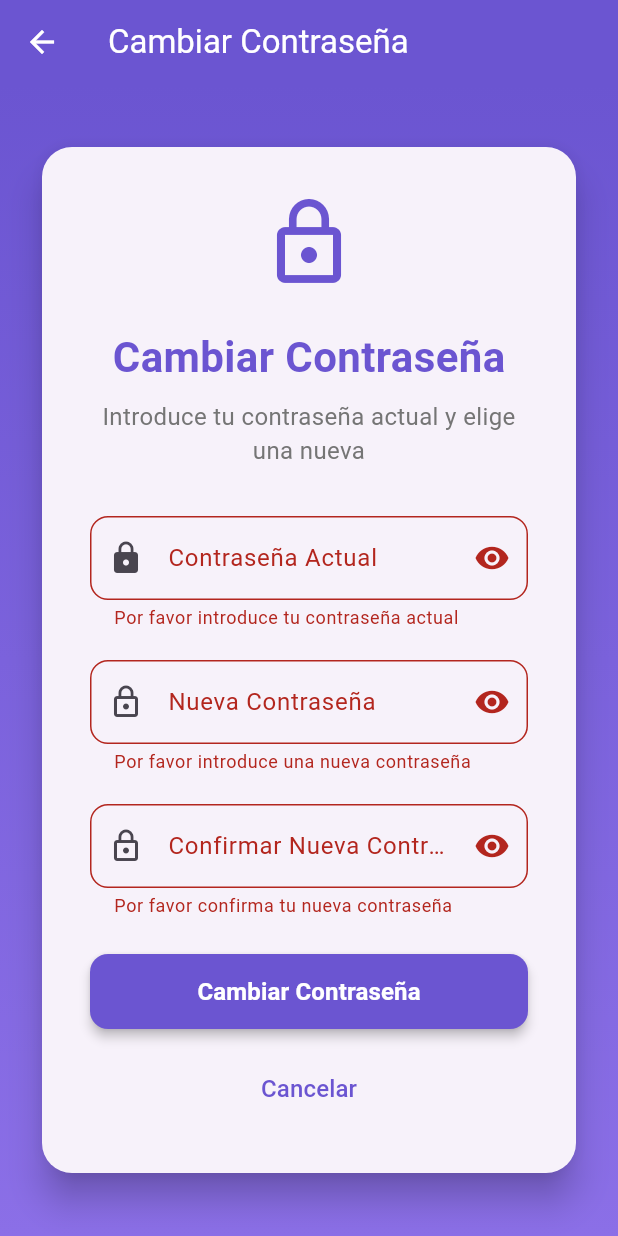
After one commit to JanaCorsellas/AppMobile_G1, a Flutter app: the ChangePasswordScreen screen opened by its route, after a tap on "Cambiar Contraseña", on a phone screen of 412 x 824 dp. The commit adds this screen. Run offline on Flutter 3.47's test engine with Material 3 defaults, Android fonts, the phone set to English and light mode, and no system bars; our stand-ins replace cached_network_image, flutter_cache_manager, flutter_map, geolocator, image_picker, jwt_decoder and 4 more; missing offline and left inert: dart:html; accounts and stored records are empty; network calls fail.

Commit message:
Canvi contraseña

```diff
--- a/flutter_application_1/lib/config/routes.dart
+++ b/flutter_application_1/lib/config/routes.dart
@@ -6,6 +6,7 @@ import 'package:flutter_application_1/screens/activity/activity_list_screen.dart
 import 'package:flutter_application_1/screens/auth/login_screen.dart';
 import 'package:flutter_application_1/screens/auth/register_screen.dart';
 import 'package:flutter_application_1/screens/auth/oauth_success_screen.dart';
+import 'package:flutter_application_1/screens/auth/change_password_screen.dart';
 import 'package:flutter_application_1/screens/user/user_home.dart';
 import 'package:flutter_application_1/screens/user/user_profile.dart';
 import 'package:flutter_application_1/screens/chat/chat_list.dart';
@@ -24,6 +25,7 @@ class AppRoutes {
   static const String oauthSuccess = '/oauth-success';
   static const String userHome = '/user-home';
   static const String userProfile = '/user-profile';
+  static const String changePassword = '/change-password';
   static const String admin = '/admin';
   static const String chatList = '/chat-list';
   static const String chatRoom = '/chat-room';
@@ -35,7 +37,7 @@ class AppRoutes {
   static const String settingsRoute = '/settings';
   static const String followers = '/followers';
   static const String following = '/following';
-    static const String followingActivities = '/following-activities';
+  static const String followingActivities = '/following-activities';
 
   static Route<dynamic> generateRoute(RouteSettings settings) {
     // ===== DEBUG LOGS =====
@@ -63,6 +65,9 @@ class AppRoutes {
         case register:
           print('📱 ROUTE DEBUG: Cargando RegisterScreen');
           return MaterialPageRoute(builder: (_) => const RegisterScreen());
+        case changePassword:
+          print('📱 ROUTE DEBUG: Cargando ChangePasswordScreen');
+          return MaterialPageRoute(builder: (_) => const ChangePasswordScreen());
         case oauthSuccess:
           print('📱 ROUTE DEBUG: ¡CARGANDO OAUTH SUCCESS SCREEN!');
           try {
--- a/flutter_application_1/lib/providers/language_provider.dart
+++ b/flutter_application_1/lib/providers/language_provider.dart
@@ -1846,6 +1846,86 @@ class LanguageProvider with ChangeNotifier {
       'es': 'Promedio',
       'ca': 'Promig',
     },
+'current_password_incorrect': {
+  'en': 'Current password is incorrect',
+  'es': 'La contraseña actual es incorrecta',
+  'ca': 'La contrasenya actual és incorrecta',
+},
+'change_password': {
+  'en': 'Change Password',
+  'es': 'Cambiar Contraseña',
+  'ca': 'Canviar Contrasenya',
+},
+'change_password_subtitle': {
+  'en': 'Enter your current password and choose a new one',
+  'es': 'Introduce tu contraseña actual y elige una nueva',
+  'ca': 'Introdueix la teva contrasenya actual i tria una de nova',
+},
+'current_password': {
+  'en': 'Current Password',
+  'es': 'Contraseña Actual',
+  'ca': 'Contrasenya Actual',
+},
+'current_password_hint': {
+  'en': 'Enter your current password',
+  'es': 'Introduce tu contraseña actual',
+  'ca': 'Introdueix la teva contrasenya actual',
+},
+'current_password_required': {
+  'en': 'Please enter your current password',
+  'es': 'Por favor introduce tu contraseña actual',
+  'ca': 'Si us plau, introdueix la teva contrasenya actual',
+},
+'new_password': {
+  'en': 'New Password',
+  'es': 'Nueva Contraseña',
+  'ca': 'Nova Contrasenya',
+},
+'new_password_hint': {
+  'en': 'Enter your new password',
+  'es': 'Introduce tu nueva contraseña',
+  'ca': 'Introdueix la teva nova contrasenya',
+},
+'new_password_required': {
+  'en': 'Please enter a new password',
+  'es': 'Por favor introduce una nueva contraseña',
+  'ca': 'Si us plau, introdueix una nova contrasenya',
+},
+'confirm_new_password': {
+  'en': 'Confirm New Password',
+  'es': 'Confirmar Nueva Contraseña',
+  'ca': 'Confirmar Nova Contrasenya',
+},
+'confirm_new_password_hint': {
+  'en': 'Confirm your new password',
+  'es': 'Confirma tu nueva contraseña',
+  'ca': 'Confirma la teva nova contrasenya',
+},
+'confirm_password_required': {
+  'en': 'Please confirm your new password',
+  'es': 'Por favor confirma tu nueva contraseña',
+  'ca': 'Si us plau, confirma la teva nova contrasenya',
+},
+'passwords_dont_match': {
+  'en': 'Passwords do not match',
+  'es': 'Las contraseñas no coinciden',
+  'ca': 'Les contrasenyes no coincideixen',
+},
+'password_changed_success': {
+  'en': 'Password changed successfully',
+  'es': 'Contraseña cambiada con éxito',
+  'ca': 'Contrasenya canviada amb èxit',
+},
+'password_change_error': {
+  'en': 'Error changing password',
+  'es': 'Error al cambiar la contraseña',
+  'ca': 'Error en canviar la contrasenya',
+},
+'change_password_button': {
+  'en': 'Change Password',
+  'es': 'Cambiar Contraseña',
+  'ca': 'Canviar Contrasenya',
+},
     'filters_and_sorting': {
       'en': 'Filters and Sorting',
       'es': 'Filtros y Ordenamiento',
--- /dev/null
+++ b/flutter_application_1/lib/screens/auth/change_password_screen.dart
@@ -0,0 +1,360 @@
+import 'package:flutter/material.dart';
+import 'package:provider/provider.dart';
+import 'package:flutter_application_1/services/auth_service.dart';
+import 'package:flutter_application_1/extensions/string_extensions.dart';
+
+class ChangePasswordScreen extends StatefulWidget {
+  const ChangePasswordScreen({Key? key}) : super(key: key);
+
+  @override
+  _ChangePasswordScreenState createState() => _ChangePasswordScreenState();
+}
+
+class _ChangePasswordScreenState extends State<ChangePasswordScreen> {
+  final _formKey = GlobalKey<FormState>();
+  final TextEditingController _currentPasswordController = TextEditingController();
+  final TextEditingController _newPasswordController = TextEditingController();
+  final TextEditingController _confirmPasswordController = TextEditingController();
+
+  bool _isLoading = false;
+  bool _obscureCurrentPassword = true;
+  bool _obscureNewPassword = true;
+  bool _obscureConfirmPassword = true;
+  String _errorMessage = '';
+
+  @override
+  void dispose() {
+    _currentPasswordController.dispose();
+    _newPasswordController.dispose();
+    _confirmPasswordController.dispose();
+    super.dispose();
+  }
+
+  Future<void> _changePassword() async {
+    if (!_formKey.currentState!.validate()) {
+      return;
+    }
+
+    // Verificar que las nuevas contraseñas coinciden
+    if (_newPasswordController.text != _confirmPasswordController.text) {
+      setState(() {
+        _errorMessage = 'passwords_dont_match'.tr(context);
+      });
+      return;
+    }
+
+    setState(() {
+      _isLoading = true;
+      _errorMessage = '';
+    });
+
+    try {
+      final authService = Provider.of<AuthService>(context, listen: false);
+      final success = await authService.changePassword(
+        _currentPasswordController.text,
+        _newPasswordController.text,
+      );
+
+      if (success) {
+        // Limpiar los campos de contraseña
+        _currentPasswordController.clear();
+        _newPasswordController.clear();
+        _confirmPasswordController.clear();
+
+        ScaffoldMessenger.of(context).showSnackBar(
+          SnackBar(
+            content: Text('password_changed_success'.tr(context)),
+            backgroundColor: Colors.green,
+            duration: Duration(seconds: 3),
+          ),
+        );
+        // NO hacer Navigator.pop(context) - quedarse en la pantalla
+      } else {
+        setState(() {
+          _errorMessage = authService.error.isNotEmpty
+              ? authService.error
+              : 'password_change_error'.tr(context);
+        });
+      }
+    } catch (e) {
+      setState(() {
+        _errorMessage = 'password_change_error'.tr(context);
+      });
+    } finally {
+      setState(() {
+        _isLoading = false;
+      });
+    }
+  }
+
+  @override
+  Widget build(BuildContext context) {
+    return Scaffold(
+      appBar: AppBar(
+        title: Text('change_password'.tr(context)),
+        backgroundColor: const Color(0xFF6B55D1),
+        foregroundColor: Colors.white,
+        elevation: 0,
+      ),
+      body: Container(
+        decoration: const BoxDecoration(
+          gradient: LinearGradient(
+            begin: Alignment.topCenter,
+            end: Alignment.bottomCenter,
+            colors: [
+              Color(0xFF6B55D1),
+              Color(0xFF8B6FE7),
+            ],
+          ),
+        ),
+        child: SafeArea(
+          child: Center(
+            child: SingleChildScrollView(
+              padding: const EdgeInsets.all(24.0),
+              child: Card(
+                elevation: 10,
+                shape: RoundedRectangleBorder(
+                  borderRadius: BorderRadius.circular(20),
+                ),
+                child: Padding(
+                  padding: const EdgeInsets.all(32.0),
+                  child: Form(
+                    key: _formKey,
+                    child: Column(
+                      mainAxisSize: MainAxisSize.min,
+                      children: [
+                        Icon(
+                          Icons.lock_outline,
+                          size: 64,
+                          color: const Color(0xFF6B55D1),
+                        ),
+                        const SizedBox(height: 24),
+                        Text(
+                          'change_password'.tr(context),
+                          style: const TextStyle(
+                            fontSize: 28,
+                            fontWeight: FontWeight.bold,
+                            color: Color(0xFF6B55D1),
+                          ),
+                        ),
+                        const SizedBox(height: 8),
+                        Text(
+                          'change_password_subtitle'.tr(context),
+                          style: TextStyle(
+                            fontSize: 16,
+                            color: Colors.grey[600],
+                          ),
+                          textAlign: TextAlign.center,
+                        ),
+                        const SizedBox(height: 32),
+
+                        // Campo contraseña actual
+                        TextFormField(
+                          controller: _currentPasswordController,
+                          obscureText: _obscureCurrentPassword,
+                          decoration: InputDecoration(
+                            labelText: 'current_password'.tr(context),
+                            hintText: 'current_password_hint'.tr(context),
+                            prefixIcon: const Icon(Icons.lock),
+                            suffixIcon: IconButton(
+                              icon: Icon(
+                                _obscureCurrentPassword
+                                    ? Icons.visibility
+                                    : Icons.visibility_off,
+                              ),
+                              onPressed: () {
+                                setState(() {
+                                  _obscureCurrentPassword = !_obscureCurrentPassword;
+                                });
+                              },
+                            ),
+                            border: OutlineInputBorder(
+                              borderRadius: BorderRadius.circular(12),
+                            ),
+                            focusedBorder: OutlineInputBorder(
+                              borderRadius: BorderRadius.circular(12),
+                              borderSide: const BorderSide(
+                                color: Color(0xFF6B55D1),
+                                width: 2,
+                              ),
+                            ),
+                          ),
+                          validator: (value) {
+                            if (value == null || value.isEmpty) {
+                              return 'current_password_required'.tr(context);
+                            }
+                            return null;
+                          },
+                        ),
+                        const SizedBox(height: 20),
+
+                        // Campo nueva contraseña
+                        TextFormField(
+                          controller: _newPasswordController,
+                          obscureText: _obscureNewPassword,
+                          decoration: InputDecoration(
+                            labelText: 'new_password'.tr(context),
+                            hintText: 'new_password_hint'.tr(context),
+                            prefixIcon: const Icon(Icons.lock_outline),
+                            suffixIcon: IconButton(
+                              icon: Icon(
+                                _obscureNewPassword
+                                    ? Icons.visibility
+                                    : Icons.visibility_off,
+                              ),
+                              onPressed: () {
+                                setState(() {
+                                  _obscureNewPassword = !_obscureNewPassword;
+                                });
+                              },
+                            ),
+                            border: OutlineInputBorder(
+                              borderRadius: BorderRadius.circular(12),
+                            ),
+                            focusedBorder: OutlineInputBorder(
+                              borderRadius: BorderRadius.circular(12),
+                              borderSide: const BorderSide(
+                                color: Color(0xFF6B55D1),
+                                width: 2,
+                              ),
+                            ),
+                          ),
+                          validator: (value) {
+                            if (value == null || value.isEmpty) {
+                              return 'new_password_required'.tr(context);
+                            }
+                            if (value.length < 6) {
+                              return 'password_length'.tr(context);
+                            }
+                            return null;
+                          },
+                        ),
+                        const SizedBox(height: 20),
+
+                        // Campo confirmar nueva contraseña
+                        TextFormField(
+                          controller: _confirmPasswordController,
+                          obscureText: _obscureConfirmPassword,
+                          decoration: InputDecoration(
+                            labelText: 'confirm_new_password'.tr(context),
+                            hintText: 'confirm_new_password_hint'.tr(context),
+                            prefixIcon: const Icon(Icons.lock_outline),
+                            suffixIcon: IconButton(
+                              icon: Icon(
+                                _obscureConfirmPassword
+                                    ? Icons.visibility
+                                    : Icons.visibility_off,
+                              ),
+                              onPressed: () {
+                                setState(() {
+                                  _obscureConfirmPassword = !_obscureConfirmPassword;
+                                });
+                              },
+                            ),
+                            border: OutlineInputBorder(
+                              borderRadius: BorderRadius.circular(12),
+                            ),
+                            focusedBorder: OutlineInputBorder(
+                              borderRadius: BorderRadius.circular(12),
+                              borderSide: const BorderSide(
+                                color: Color(0xFF6B55D1),
+                                width: 2,
+                              ),
+                            ),
+                          ),
+                          validator: (value) {
+                            if (value == null || value.isEmpty) {
+                              return 'confirm_password_required'.tr(context);
+                            }
+                            return null;
+                          },
+                        ),
+
+                        const SizedBox(height: 24),
+
+                        // Mensaje de error
+                        if (_errorMessage.isNotEmpty)
+                          Container(
+                            padding: const EdgeInsets.all(12),
+                            decoration: BoxDecoration(
+                              color: Colors.red.withOpacity(0.1),
+                              borderRadius: BorderRadius.circular(8),
+                              border: Border.all(color: Colors.red.withOpacity(0.3)),
+                            ),
+                            child: Row(
+                              children: [
+                                Icon(Icons.error_outline, color: Colors.red[700]),
+                                const SizedBox(width: 8),
+                                Expanded(
+                                  child: Text(
+                                    _errorMessage,
+                                    style: TextStyle(
+                                      color: Colors.red[700],
+                                      fontSize: 14,
+                                    ),
+                                  ),
+                                ),
+                              ],
+                            ),
+                          ),
+
+                        if (_errorMessage.isNotEmpty) const SizedBox(height: 20),
+
+                        // Botón de cambiar contraseña
+                        SizedBox(
+                          width: double.infinity,
+                          height: 50,
+                          child: ElevatedButton(
+                            onPressed: _isLoading ? null : _changePassword,
+                            style: ElevatedButton.styleFrom(
+                              backgroundColor: const Color(0xFF6B55D1),
+                              foregroundColor: Colors.white,
+                              shape: RoundedRectangleBorder(
+                                borderRadius: BorderRadius.circular(12),
+                              ),
+                              elevation: 3,
+                            ),
+                            child: _isLoading
+                                ? const SizedBox(
+                                    width: 24,
+                                    height: 24,
+                                    child: CircularProgressIndicator(
+                                      color: Colors.white,
+                                      strokeWidth: 2,
+                                    ),
+                                  )
+                                : Text(
+                                    'change_password_button'.tr(context),
+                                    style: const TextStyle(
+                                      fontSize: 16,
+                                      fontWeight: FontWeight.bold,
+                                    ),
+                                  ),
+                          ),
+                        ),
+
+                        const SizedBox(height: 16),
+
+                        // Botón cancelar
+                        TextButton(
+                          onPressed: _isLoading ? null : () => Navigator.pop(context),
+                          child: Text(
+                            'cancel'.tr(context),
+                            style: const TextStyle(
+                              color: Color(0xFF6B55D1),
+                              fontSize: 16,
+                            ),
+                          ),
+                        ),
+                      ],
+                    ),
+                  ),
+                ),
+              ),
+            ),
+          ),
+        ),
+      ),
+    );
+  }
+}
--- a/flutter_application_1/lib/services/auth_service.dart
+++ b/flutter_application_1/lib/services/auth_service.dart
@@ -76,6 +76,75 @@ class AuthService with ChangeNotifier {
     _isLoading = false;
     notifyListeners();
   }
+
+  // Nuevo método CORREGIDO para cambiar contraseña
+ Future<bool> changePassword(String currentPassword, String newPassword) async {
+  if (_currentUser == null || _accessToken == null) {
+    _error = 'Usuario no autenticado';
+    return false;
+  }
+
+  _isLoading = true;
+  _error = '';
+  notifyListeners();
+
+  try {
+    final requestBody = {
+      'currentPassword': currentPassword,
+      'password': newPassword,
+    };
+
+    print("=== CHANGE PASSWORD DEBUG ===");
+    print("User ID: ${_currentUser!.id}");
+    print("Request URL: ${ApiConstants.baseUrl}/api/users/${_currentUser!.id}");
+    print("Request body: $requestBody");
+    print("Access token: ${_accessToken?.substring(0, 20)}...");
+
+    final response = await http.put(
+      Uri.parse('${ApiConstants.baseUrl}/api/users/${_currentUser!.id}'),
+      headers: {
+        'Content-Type': 'application/json',
+        'Authorization': 'Bearer $_accessToken',
+      },
+      body: json.encode(requestBody),
+    );
+
+    print("Response status: ${response.statusCode}");
+    print("Response body: ${response.body}");
+    print("=== END DEBUG ===");
+
+    if (response.statusCode == 200) {
+      print("Contraseña cambiada exitosamente");
+      _isLoading = false;
+      notifyListeners();
+      return true;
+    } else {
+      try {
+        final errorData = json.decode(response.body);
+        if (response.statusCode == 401) {
+          _error = 'La contraseña actual es incorrecta';
+        } else {
+          _error = errorData['message'] ?? 'Error al cambiar la contraseña';
+        }
+      } catch (e) {
+        if (response.statusCode == 401) {
+          _error = 'La contraseña actual es incorrecta';
+        } else {
+          _error = 'Error al cambiar la contraseña';
+        }
+      }
+      _isLoading = false;
+      notifyListeners();
+      return false;
+    }
+  } catch (e) {
+    print('Error changing password: $e');
+    _error = 'Error de conexión. Verifica tu internet e inténtalo de nuevo.';
+    _isLoading = false;
+    notifyListeners();
+    return false;
+  }
+}
   Future<bool> loginWithGoogle() async {
     _isLoading = true;
     _error = '';
--- a/flutter_application_1/lib/widgets/custom_drawer.dart
+++ b/flutter_application_1/lib/widgets/custom_drawer.dart
@@ -311,7 +311,13 @@ class CustomDrawer extends StatelessWidget {
                       route: AppRoutes.notifications,
                       currentRoute: currentRoute,
                     ),
-
+                    _buildMenuItem(
+                      context,
+                      icon: Icons.lock_outline_rounded,
+                      title: 'change_password'.tr(context),
+                      route: AppRoutes.changePassword,
+                      currentRoute: currentRoute,
+                    ),
                     _buildMenuItem(
                       context,
                       icon: Icons.settings_rounded,
@@ -319,6 +325,9 @@ class CustomDrawer extends StatelessWidget {
                       route: AppRoutes.settingsRoute,
                       currentRoute: currentRoute,
                     ),
+
+                    // Nueva opción para cambiar contraseña
+
 
                     const Padding(
                       padding: EdgeInsets.symmetric(horizontal: 20, vertical: 10),
```
